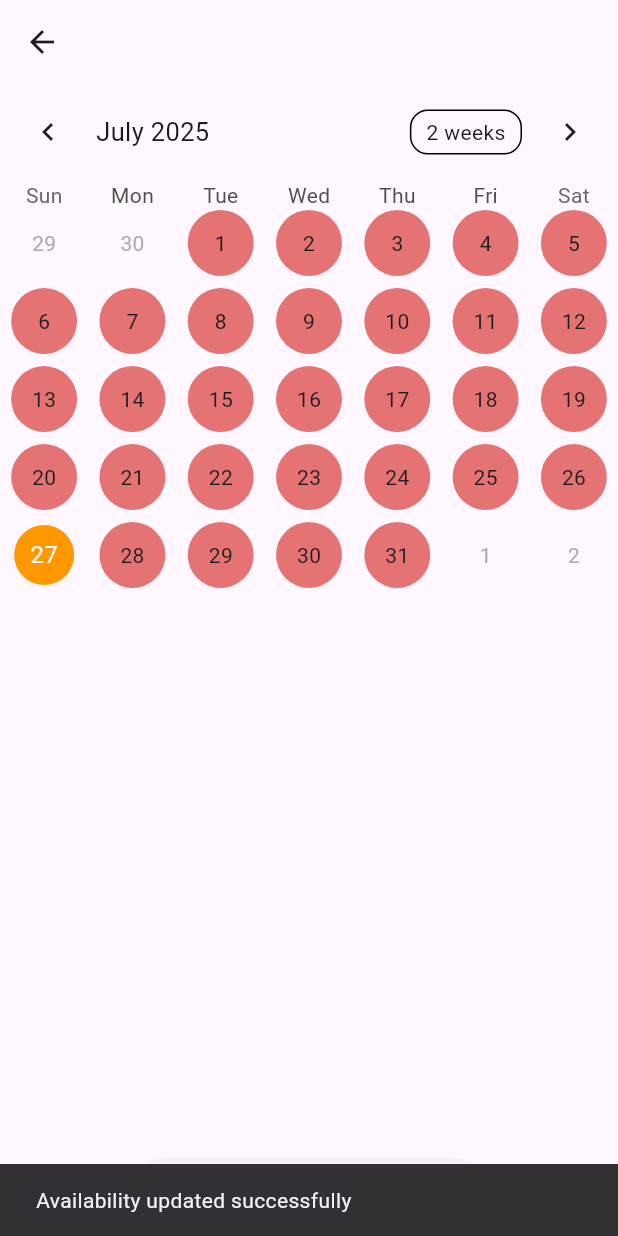
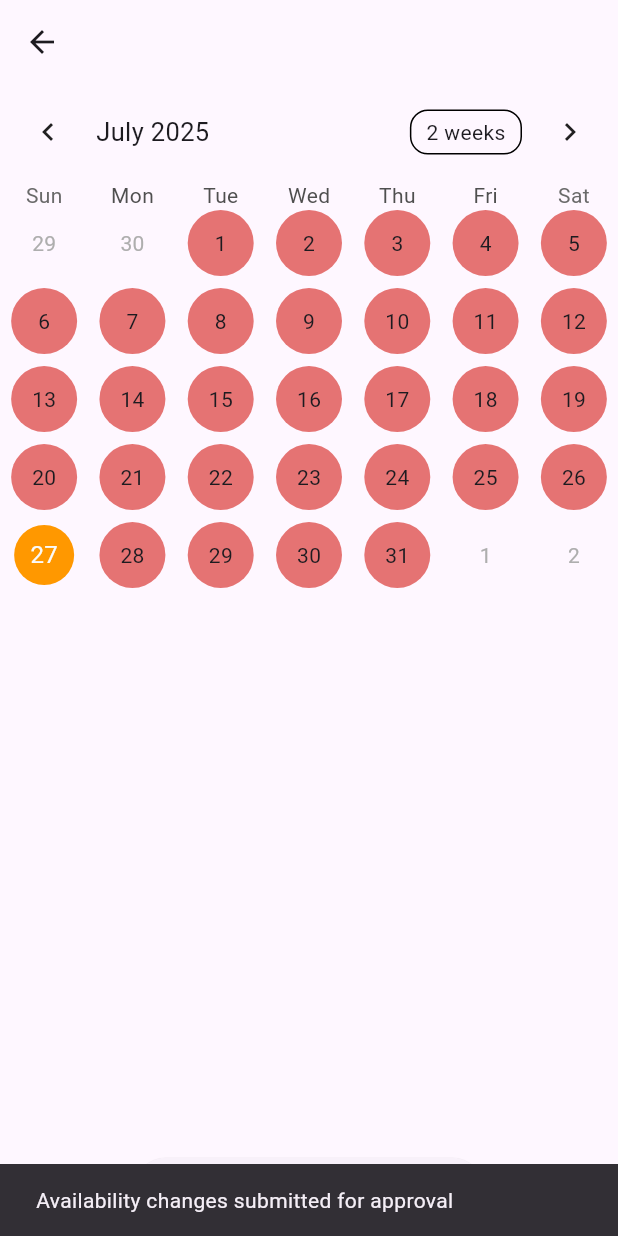
Before and after one commit to Rayenelhafsi/renting, a Flutter app: the HouseDetailsScreen screen opened directly with empty values, after a tap on "Confirm Availability Changes", on a phone screen of 412 x 824 dp. Run offline on Flutter 3.47's test engine with Material 3 defaults, Android fonts, the phone set to English and light mode, and no system bars; drawn by our look-alikes of table_calendar; our stand-ins replace cloud_firestore, firebase_auth, firebase_core, qr_flutter; missing offline and left inert: dart:html, flutter_barcode_scanner; accounts and stored records are empty.

Commit message:
"last edi"

```diff
--- a/lib/screens/house_details.dart
+++ b/lib/screens/house_details.dart
@@ -103,21 +103,19 @@ class _HouseDetailsScreenState extends State<HouseDetailsScreen> {
         FirebaseFirestore.instance.collection('houses').doc(widget.house.id);
     try {
       await ref.update({
-        'availability': _updatedAvailability.toList(),
-        'cleaningSchedule': _updatedCleaningSchedule.toList(),
+        'availabilityPending': _updatedAvailability.toList(),
+        'cleaningSchedulePending': _updatedCleaningSchedule.toList(),
       });
       ScaffoldMessenger.of(context).showSnackBar(
-        const SnackBar(content: Text('Availability updated successfully')),
+        const SnackBar(
+            content: Text('Availability changes submitted for approval')),
       );
       setState(() {
-        availableDates =
-            _updatedAvailability.map((d) => DateTime.parse(d)).toList();
-        cleaningDates =
-            _updatedCleaningSchedule.map((d) => DateTime.parse(d)).toList();
+        // Do not update availableDates and cleaningDates until admin approves
       });
     } catch (e) {
       ScaffoldMessenger.of(context).showSnackBar(
-        SnackBar(content: Text('Failed to update availability: $e')),
+        SnackBar(content: Text('Failed to submit availability changes: $e')),
       );
     }
   }
@@ -145,8 +143,11 @@ class _HouseDetailsScreenState extends State<HouseDetailsScreen> {
               calendarBuilders: CalendarBuilders(
                 defaultBuilder: (context, day, _) => _buildCalendarCell(day),
               ),
-              onDaySelected: (selectedDay, _) =>
-                  _showDayOptions(context, selectedDay),
+              onDaySelected: (selectedDay, _) {
+                setState(() {
+                  _toggleDate(_updatedAvailability, selectedDay);
+                });
+              },
             ),
           ),
           Padding(
```
Also changed, not shown: lib/screens/admin_home.dart (+46 -3 lines), lib/screens/owner_home.dart (+21 -1 lines).
